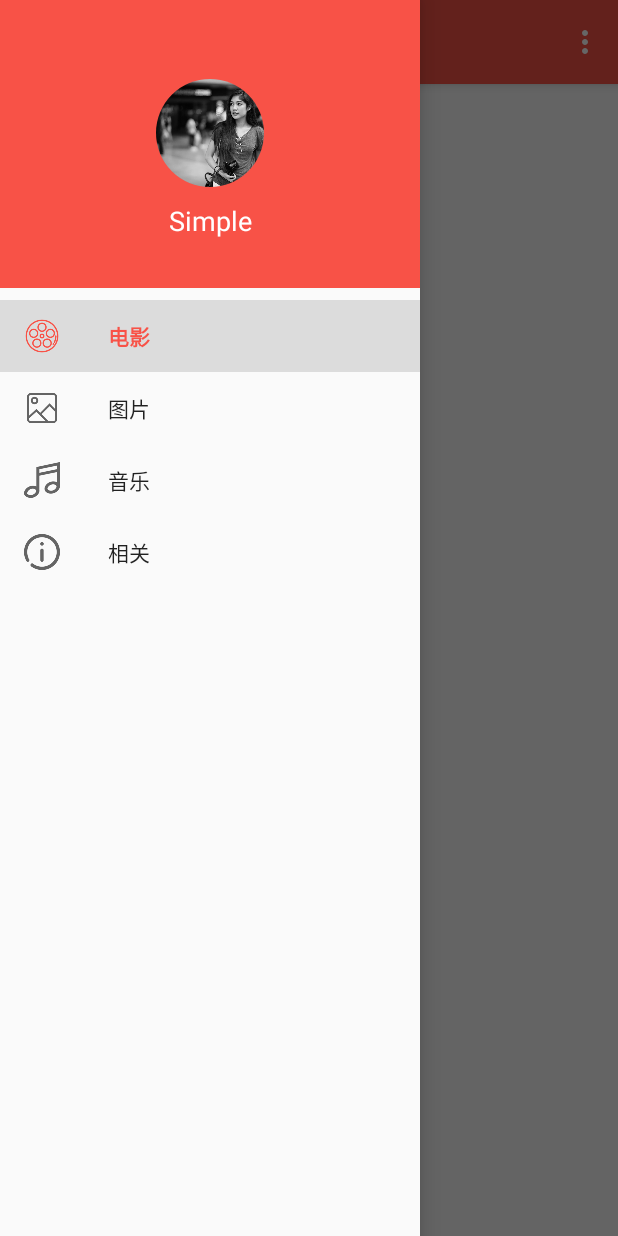
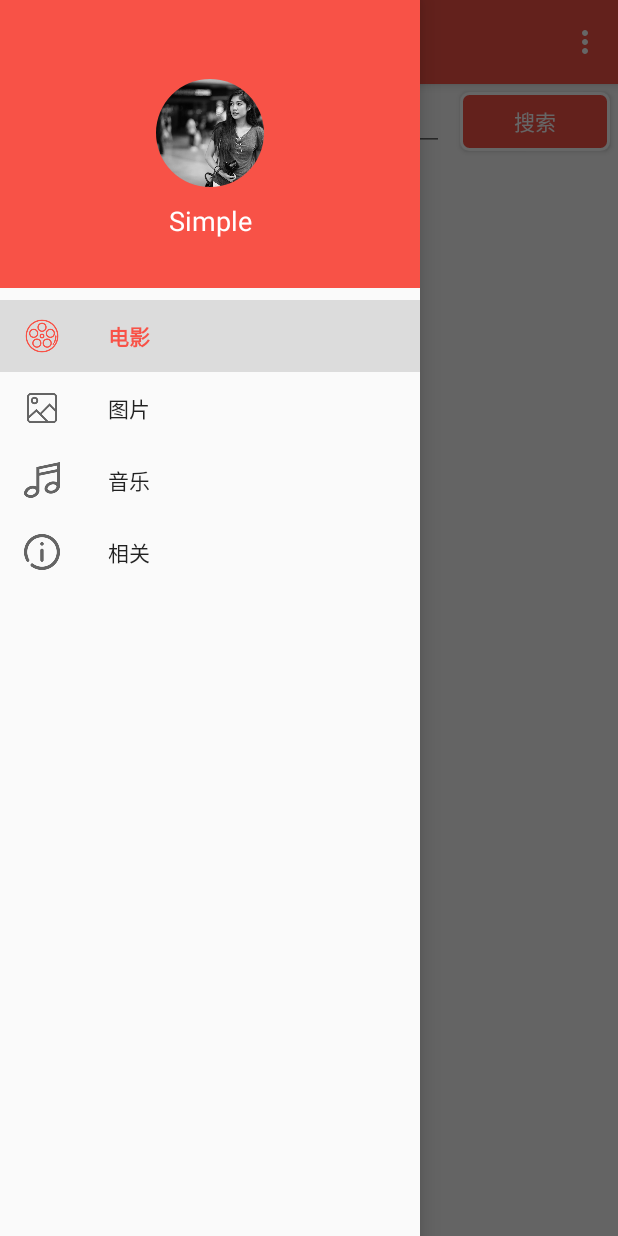
Before and after one commit to qianbin01/SimpleDemo, an Android app: the fragment IMusicFragment placed in its activity, with the side drawer open, on a phone screen of 412 x 824 dp. Run offline under Robolectric (Android 15) with nearby library versions, the phone set to English and light mode, and no system bars; our stand-ins replace ButterKnife, CircleImageView, Picasso; pictures from the network do not load; 4 statements that could not run were skipped.

Commit message:
音乐改成关键字搜索

```diff
--- a/app/src/main/java/com/qb/simpledemo/adapter/MusicAdapter.java
+++ b/app/src/main/java/com/qb/simpledemo/adapter/MusicAdapter.java
@@ -42,12 +42,13 @@ public class MusicAdapter extends RecyclerView.Adapter<MusicAdapter.MusicViewHol
 
     @Override
     public MusicViewHolder onCreateViewHolder(ViewGroup parent, int viewType) {
-        View view = mInflater.inflate(R.layout.music_item, parent,false);
+        View view = mInflater.inflate(R.layout.music_item, parent, false);
         return new MusicViewHolder(view);
     }
 
     @Override
     public void onBindViewHolder(MusicViewHolder holder, final int position) {
+
         MusicBean musicBean = mList.get(position);
         if (musicBean == null) {
             return;
--- a/app/src/main/java/com/qb/simpledemo/view/music/IMusicFragment.java
+++ b/app/src/main/java/com/qb/simpledemo/view/music/IMusicFragment.java
@@ -11,6 +11,9 @@ import android.support.v7.widget.RecyclerView;
 import android.view.LayoutInflater;
 import android.view.View;
 import android.view.ViewGroup;
+import android.widget.Button;
+import android.widget.EditText;
+import android.widget.RelativeLayout;
 
 import com.qb.simpledemo.R;
 import com.qb.simpledemo.adapter.MusicAdapter;
@@ -30,7 +33,12 @@ public class IMusicFragment extends Fragment implements IMusicView {
     SwipeRefreshLayout mSwipeRefreshLayout;
     @Bind(R.id.recycle_view)
     RecyclerView mRecyclerView;
-
+    @Bind(R.id.btnSearch)
+    Button btnSearch;
+    @Bind(R.id.etSearch)
+    EditText etSearch;
+    @Bind(R.id.rlSearch)
+    RelativeLayout rlSearch;
     private LinearLayoutManager mLayoutManager;
     private MusicAdapter mAdapter;
     private List<MusicBean> mList;
@@ -79,7 +87,6 @@ public class IMusicFragment extends Fragment implements IMusicView {
         mRecyclerView.setItemAnimator(new DefaultItemAnimator());
         mRecyclerView.addOnScrollListener(new RecyclerView.OnScrollListener() {
             private int lastVisibleItem;
-
             @Override
             public void onScrollStateChanged(RecyclerView recyclerView, int newState) {
                 super.onScrollStateChanged(recyclerView, newState);
@@ -89,6 +96,9 @@ public class IMusicFragment extends Fragment implements IMusicView {
                     Snackbar.make(getActivity().findViewById(R.id.drawer_layout), "正在加载", Snackbar.LENGTH_SHORT).show();
                     count += 3;
                     mPresenter.OnLoadMusic(q, start, count);
+                }
+                if(mLayoutManager.findFirstVisibleItemPosition()==0){
+                    rlSearch.setVisibility(View.VISIBLE);
                 }
             }
 
@@ -100,6 +110,7 @@ public class IMusicFragment extends Fragment implements IMusicView {
                 if (isSignificantDelta) {
                     if (dy > 0) {//判断上下滑
                         ADD_FLAG = ADD_BOTTOM;
+                        rlSearch.setVisibility(View.GONE);
                     } else {
                         ADD_FLAG = ADD_HEAD;
                     }
@@ -115,14 +126,21 @@ public class IMusicFragment extends Fragment implements IMusicView {
                 title = mList.get(position).getTitle();
                 image = mList.get(position).getImage();
                 content = mList.get(position).getMobile_link();
-                Intent intent=new Intent(getActivity(),IMusicDetailActivity.class);
-                intent.putExtra("title",title);
-                intent.putExtra("image",image);
-                intent.putExtra("content",content);
+                Intent intent = new Intent(getActivity(), IMusicDetailActivity.class);
+                intent.putExtra("title", title);
+                intent.putExtra("image", image);
+                intent.putExtra("content", content);
                 getActivity().startActivity(intent);
             }
         });
-        mPresenter.OnLoadMusic(q, start, count);
+        btnSearch.setOnClickListener(new View.OnClickListener() {
+            @Override
+            public void onClick(View view) {
+                q = etSearch.getText().toString();
+                mPresenter.OnLoadMusic(q, start, count);
+            }
+        });
+        mPresenter.OnLoadMusic(q,start,count);
     }
 
     @Override
--- /dev/null
+++ b/app/src/main/res/drawable/btn_bg.xml
@@ -0,0 +1,8 @@
+<?xml version="1.0" encoding="utf-8"?>
+<shape xmlns:android="http://schemas.android.com/apk/res/android">
+    <corners android:radius="5dp" />
+    <solid android:color="@color/App_color" />
+    <stroke
+        android:width="2dp"
+        android:color="#ffffff" />
+</shape>
--- a/app/src/main/res/layout/music_fragment.xml
+++ b/app/src/main/res/layout/music_fragment.xml
@@ -1,19 +1,49 @@
 <?xml version="1.0" encoding="utf-8"?>
-<android.support.v4.widget.SwipeRefreshLayout
-    xmlns:android="http://schemas.android.com/apk/res/android"
+<android.support.v4.widget.SwipeRefreshLayout xmlns:android="http://schemas.android.com/apk/res/android"
     xmlns:app="http://schemas.android.com/apk/res-auto"
     android:id="@+id/swipe_refresh_widget"
     android:layout_width="match_parent"
     android:layout_height="match_parent">
 
-    <android.support.v7.widget.RecyclerView
-        android:id="@+id/recycle_view"
+    <RelativeLayout
         android:layout_width="match_parent"
-        android:layout_height="wrap_content"
-        android:scrollbars="vertical"
-        app:layout_behavior="@string/appbar_scrolling_view_behavior"
-        android:paddingTop="5dp">
+        android:layout_height="wrap_content">
 
-    </android.support.v7.widget.RecyclerView>
+        <RelativeLayout
+            android:id="@+id/rlSearch"
+            android:layout_width="match_parent"
+            android:layout_height="50dp">
+
+            <Button
+                android:id="@+id/btnSearch"
+                android:layout_width="100dp"
+                android:layout_height="50dp"
+                android:layout_alignParentEnd="true"
+                android:layout_margin="5dp"
+                android:background="@drawable/btn_bg"
+                android:text="@string/search"
+                android:textColor="#ffffff" />
+
+            <EditText
+                android:id="@+id/etSearch"
+                android:layout_width="match_parent"
+                android:layout_height="50dp"
+                android:layout_margin="5dp"
+                android:layout_toStartOf="@id/btnSearch"
+                android:inputType="text" />
+        </RelativeLayout>
+
+        <android.support.v7.widget.RecyclerView
+            android:layout_below="@id/rlSearch"
+            android:id="@+id/recycle_view"
+            android:layout_width="match_parent"
+            android:layout_height="wrap_content"
+            android:paddingTop="5dp"
+            android:scrollbars="vertical"
+            app:layout_behavior="@string/appbar_scrolling_view_behavior">
+
+        </android.support.v7.widget.RecyclerView>
+    </RelativeLayout>
+
 
 </android.support.v4.widget.SwipeRefreshLayout>
--- a/app/src/main/res/values/strings.xml
+++ b/app/src/main/res/values/strings.xml
@@ -8,4 +8,5 @@
     <string name="about">相关</string>
     <string name="name">Simple</string>
     <string name="setting">设置</string>
+    <string name="search">搜索</string>
 </resources>
```
